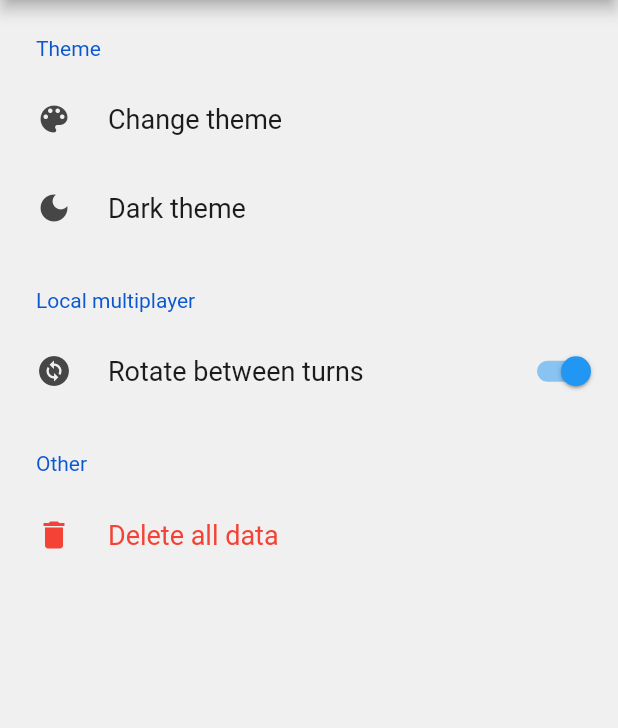
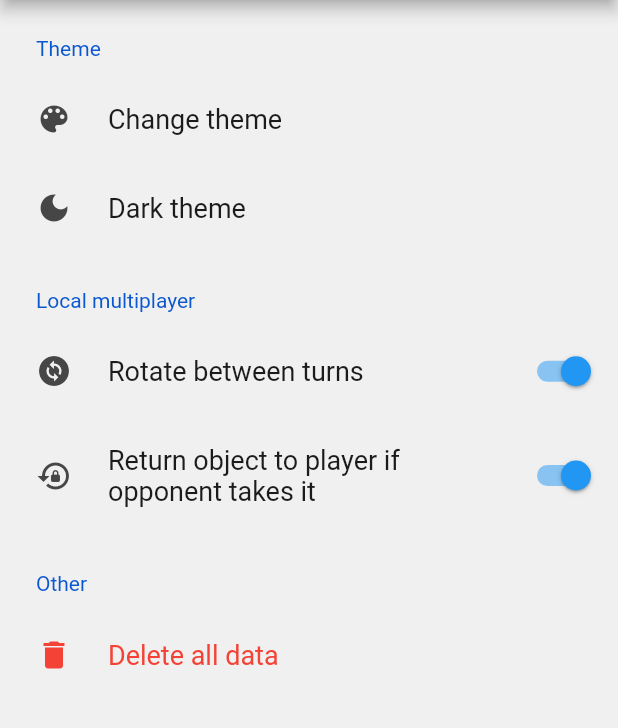
Before and after one commit to emberal/tic_tac_toe_upgraded, a Flutter app: the screen it shows after launch, after a tap on "Settings", on a phone screen of 412 x 824 dp, the part 84-812 px from its top. Run offline on Flutter 3.47's test engine with Material 2 defaults, Android fonts, the phone set to English and light mode, and no system bars; drawn by our look-alikes of settings_ui; our stand-ins replace package_info_plus, shared_preferences; missing offline and left inert: flex_color_picker.

Commit message:
Added option to return object to player after opponent takes it in lmp

```diff
--- a/lib/game/local_multiplayer_game.dart
+++ b/lib/game/local_multiplayer_game.dart
@@ -17,6 +17,7 @@ class LocalMultiplayerGame extends StatefulWidget {
   const LocalMultiplayerGame({super.key});
 
   static bool rotateGlobal = true;
+  static bool returnObjectToPlayer = false;
 
   @override
   State<LocalMultiplayerGame> createState() => _LocalMultiplayerGameState();
@@ -29,7 +30,9 @@ class _LocalMultiplayerGameState extends State<LocalMultiplayerGame>
       GameUtils.boardLength, (index) => SquareObject(index: index));
 
   late Player _playerOne, _playerTwo;
+  /// The timer that counts the time
   final _time = Stopwatch();
+  /// Activates the rotations on the board, [LocalMultiplayerGame.rotateGlobal] also needs to be 'true'
   bool _rotate = false;
 
   // TODO random player starts
@@ -43,11 +46,13 @@ class _LocalMultiplayerGameState extends State<LocalMultiplayerGame>
 
   @override
   void handlePress(int index, num newValue, Player player) {
-    if (index != -1 &&
-        player != board[index].player &&
-        player.isTurn &&
+    if (index != -1 && player != board[index].player && player.isTurn &&
         board[index].value < newValue) {
+
       setState(() {
+        if (LocalMultiplayerGame.returnObjectToPlayer && board[index].player != null) {
+          board[index].player!.usedValues[(board[index].value as int) - 1] = false;
+        }
         board[index].value = newValue;
         board[index].player = player;
       });
--- a/lib/main.dart
+++ b/lib/main.dart
@@ -107,6 +107,8 @@ class _MyAppState extends State<MyApp> {
   @override
   Widget build(BuildContext context) {
     LocalMultiplayerGame.rotateGlobal = MyPrefs.getBool(SettingsKey.rotate.key);
+    LocalMultiplayerGame.returnObjectToPlayer =
+        MyPrefs.getBool(SettingsKey.returnObject.key);
 
     for (var element in MyTheme.colors) {
       if (element.id != "") {
--- a/lib/settings.dart
+++ b/lib/settings.dart
@@ -8,7 +8,8 @@ import 'package:tic_tac_toe_upgraded/widgets/fullscreen_dialog.dart';
 import 'package:tic_tac_toe_upgraded/widgets/layout.dart';
 
 enum SettingsKey {
-  rotate("rotate-lmp");
+  rotate("rotate-lmp"),
+  returnObject("return-object-lmp");
 
   const SettingsKey(this.key);
 
@@ -126,9 +127,19 @@ class _SettingsPageState extends State<SettingsPage> {
   }
 
   void _toggleRotation() {
-    setState(() =>
-        LocalMultiplayerGame.rotateGlobal = !LocalMultiplayerGame.rotateGlobal);
+    setState(() {
+      LocalMultiplayerGame.rotateGlobal = !LocalMultiplayerGame.rotateGlobal;
+    });
     MyPrefs.setBool(SettingsKey.rotate.key, LocalMultiplayerGame.rotateGlobal);
+  }
+
+  void _toggleReturnToPlayer() {
+    setState(() {
+      LocalMultiplayerGame.returnObjectToPlayer =
+          !LocalMultiplayerGame.returnObjectToPlayer;
+    });
+    MyPrefs.setBool(SettingsKey.returnObject.key,
+        LocalMultiplayerGame.returnObjectToPlayer);
   }
 
   @override
@@ -155,17 +166,31 @@ class _SettingsPageState extends State<SettingsPage> {
               ),
             ],
           ),
-          SettingsSection(title: const Text("Local multiplayer"), tiles: [
+          SettingsSection(
+            title: const Text("Local multiplayer"),
+            tiles: [
               SettingsTile.switchTile(
+                title: const Text("Rotate between turns"),
+                leading: const Icon(Icons.change_circle),
                 initialValue: LocalMultiplayerGame.rotateGlobal,
-              leading: const Icon(Icons.change_circle),
                 onToggle: (context) => _toggleRotation(),
                 activeSwitchColor: MyTheme.isDark(context)
                     ? MyTheme.primaryColorsDark.color
                     : MyTheme.primaryColorsLight.color,
-              title: const Text("Rotate between turns"),
               ),
-          ]),
+              SettingsTile.switchTile(
+                title: const Text(
+                  "Return object to player if opponent takes it",
+                ),
+                leading: const Icon(Icons.lock_reset),
+                initialValue: LocalMultiplayerGame.returnObjectToPlayer,
+                onToggle: (context) => _toggleReturnToPlayer(),
+                activeSwitchColor: MyTheme.isDark(context)
+                    ? MyTheme.primaryColorsDark.color
+                    : MyTheme.primaryColorsLight.color,
+              ),
+            ],
+          ),
           // Delete all data
           SettingsSection(
             title: const Text("Other"),
```
Lines whose indentation alone changed are shown as unchanged.
